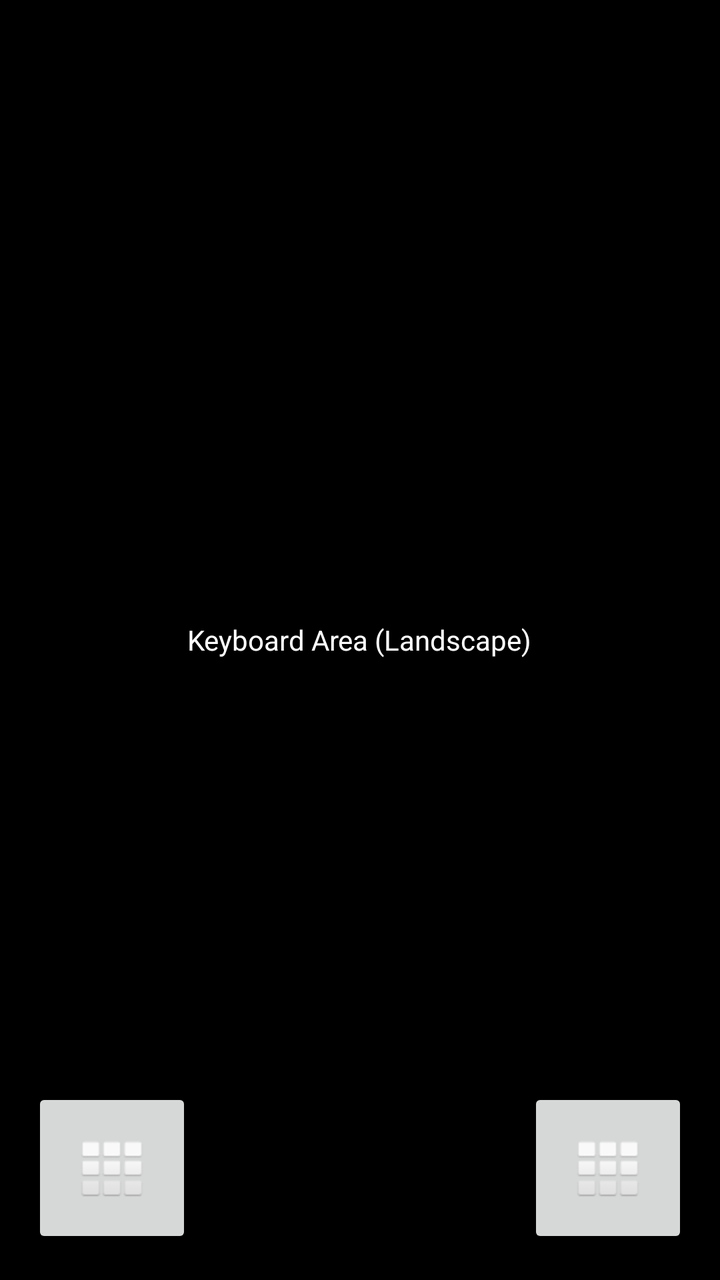
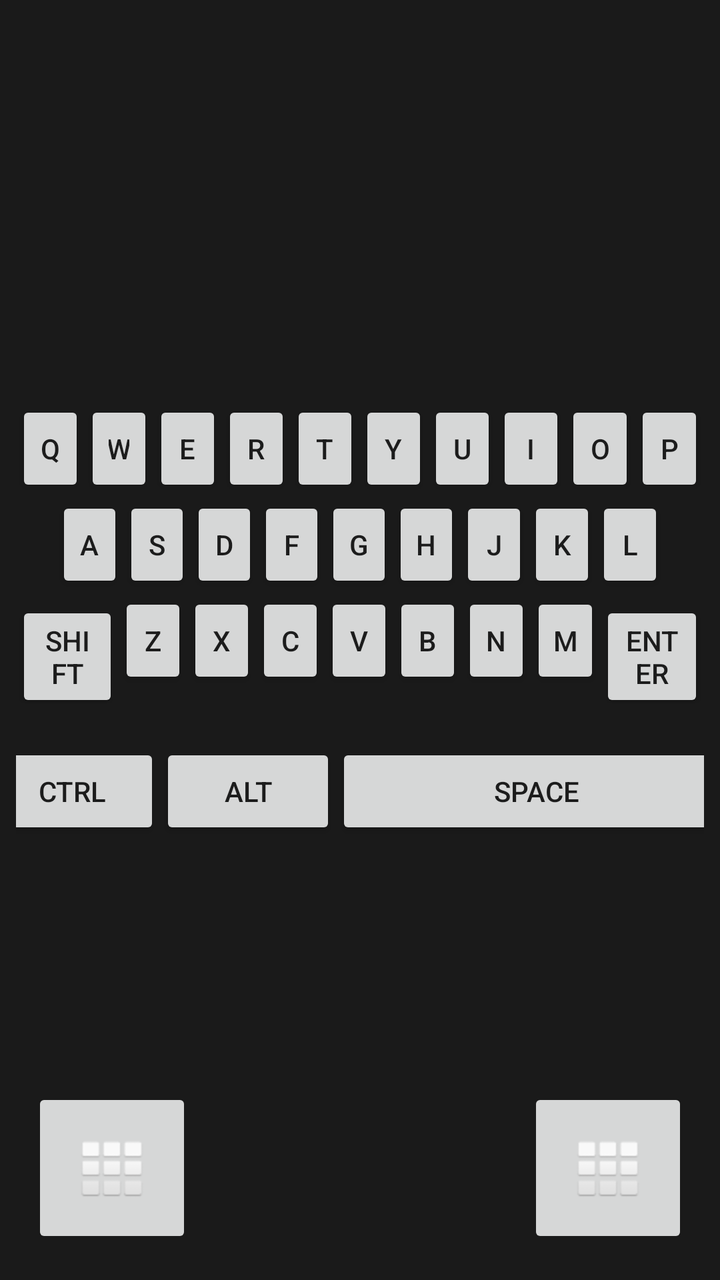

Compare the two renders of this Android layout. The source of the first and the diff that turns it into the second are given below.
<!-- AndroidManifest.xml: application theme Theme.KeyLink -->
<!-- res/layout/activity_keyboard.xml -->
<?xml version="1.0" encoding="utf-8"?>
<RelativeLayout xmlns:android="http://schemas.android.com/apk/res/android"
    android:layout_width="match_parent"
    android:layout_height="match_parent"
    android:background="#000000">

    
    <TextView
        android:layout_width="wrap_content"
        android:layout_height="wrap_content"
        android:text="Keyboard Area (Landscape)"
        android:textColor="#FFFFFF"
        android:layout_centerInParent="true"/>

    <ImageButton
        android:id="@+id/btnLeftKeypad"
        android:layout_width="80dp"
        android:layout_height="80dp"
        android:layout_alignParentBottom="true"
        android:layout_alignParentStart="true"
        android:layout_margin="16dp"
        android:src="@android:drawable/ic_dialog_dialer"
        android:contentDescription="Open Left Keypad" />

    <ImageButton
        android:id="@+id/btnRightKeypad"
        android:layout_width="80dp"
        android:layout_height="80dp"
        android:layout_alignParentBottom="true"
        android:layout_alignParentEnd="true"
        android:layout_margin="16dp"
        android:src="@android:drawable/ic_dialog_dialer"
        android:contentDescription="Open Right Keypad" />

</RelativeLayout>
<!-- resources referenced by this layout -->
<resources>
  <style name="Theme.KeyLink" parent="Theme.MaterialComponents.DayNight.DarkActionBar">
          
          <item name="colorPrimary">@color/purple_500</item>
          <item name="colorPrimaryVariant">@color/purple_700</item>
          <item name="colorOnPrimary">@color/white</item>
          
          <item name="colorSecondary">@color/teal_200</item>
          <item name="colorSecondaryVariant">@color/teal_700</item>
          <item name="colorOnSecondary">@color/black</item>
          
          <item name="android:statusBarColor">?attr/colorPrimaryVariant</item>
          
      </style>
  <color name="purple_500">#FF6200EE</color>
  <color name="purple_700">#FF3700B3</color>
  <color name="white">#FFFFFFFF</color>
  <color name="teal_200">#FF03DAC5</color>
  <color name="teal_700">#FF018786</color>
  <color name="black">#FF000000</color>
</resources>

<!-- the commit's change to res/layout/activity_keyboard.xml (unified diff, before → after) -->
@@ -4,13 +4,84 @@
     android:layout_height="match_parent"
     android:background="#000000">
 
-    
-    <TextView
-        android:layout_width="wrap_content"
+    <View
+        android:id="@+id/trackpadView"
+        android:layout_width="match_parent"
+        android:layout_height="match_parent"
+        android:background="#1A1A1A" />
+
+    <LinearLayout
+        android:id="@+id/keyboardLayout"
+        android:layout_width="match_parent"
         android:layout_height="wrap_content"
-        android:text="Keyboard Area (Landscape)"
-        android:textColor="#FFFFFF"
-        android:layout_centerInParent="true"/>
+        android:orientation="vertical"
+        android:layout_centerInParent="true"
+        android:padding="8dp">
+
+        
+        <LinearLayout
+            android:layout_width="match_parent"
+            android:layout_height="wrap_content"
+            android:orientation="horizontal">
+            <Button android:id="@+id/key_q" android:layout_width="0dp" android:layout_height="wrap_content" android:layout_weight="1" android:text="Q" />
+            <Button android:id="@+id/key_w" android:layout_width="0dp" android:layout_height="wrap_content" android:layout_weight="1" android:text="W" />
+            <Button android:id="@+id/key_e" android:layout_width="0dp" android:layout_height="wrap_content" android:layout_weight="1" android:text="E" />
+            <Button android:id="@+id/key_r" android:layout_width="0dp" android:layout_height="wrap_content" android:layout_weight="1" android:text="R" />
+            <Button android:id="@+id/key_t" android:layout_width="0dp" android:layout_height="wrap_content" android:layout_weight="1" android:text="T" />
+            <Button android:id="@+id/key_y" android:layout_width="0dp" android:layout_height="wrap_content" android:layout_weight="1" android:text="Y" />
+            <Button android:id="@+id/key_u" android:layout_width="0dp" android:layout_height="wrap_content" android:layout_weight="1" android:text="U" />
+            <Button android:id="@+id/key_i" android:layout_width="0dp" android:layout_height="wrap_content" android:layout_weight="1" android:text="I" />
+            <Button android:id="@+id/key_o" android:layout_width="0dp" android:layout_height="wrap_content" android:layout_weight="1" android:text="O" />
+            <Button android:id="@+id/key_p" android:layout_width="0dp" android:layout_height="wrap_content" android:layout_weight="1" android:text="P" />
+        </LinearLayout>
+
+        
+        <LinearLayout
+            android:layout_width="match_parent"
+            android:layout_height="wrap_content"
+            android:orientation="horizontal"
+            android:paddingStart="20dp"
+            android:paddingEnd="20dp">
+            <Button android:id="@+id/key_a" android:layout_width="0dp" android:layout_height="wrap_content" android:layout_weight="1" android:text="A" />
+            <Button android:id="@+id/key_s" android:layout_width="0dp" android:layout_height="wrap_content" android:layout_weight="1" android:text="S" />
+            <Button android:id="@+id/key_d" android:layout_width="0dp" android:layout_height="wrap_content" android:layout_weight="1" android:text="D" />
+            <Button android:id="@+id/key_f" android:layout_width="0dp" android:layout_height="wrap_content" android:layout_weight="1" android:text="F" />
+            <Button android:id="@+id/key_g" android:layout_width="0dp" android:layout_height="wrap_content" android:layout_weight="1" android:text="G" />
+            <Button android:id="@+id/key_h" android:layout_width="0dp" android:layout_height="wrap_content" android:layout_weight="1" android:text="H" />
+            <Button android:id="@+id/key_j" android:layout_width="0dp" android:layout_height="wrap_content" android:layout_weight="1" android:text="J" />
+            <Button android:id="@+id/key_k" android:layout_width="0dp" android:layout_height="wrap_content" android:layout_weight="1" android:text="K" />
+            <Button android:id="@+id/key_l" android:layout_width="0dp" android:layout_height="wrap_content" android:layout_weight="1" android:text="L" />
+        </LinearLayout>
+
+        
+        <LinearLayout
+            android:layout_width="match_parent"
+            android:layout_height="wrap_content"
+            android:orientation="horizontal">
+            <Button android:id="@+id/key_shift" android:layout_width="0dp" android:layout_height="wrap_content" android:layout_weight="1.5" android:text="Shift" />
+            <Button android:id="@+id/key_z" android:layout_width="0dp" android:layout_height="wrap_content" android:layout_weight="1" android:text="Z" />
+            <Button android:id="@+id/key_x" android:layout_width="0dp" android:layout_height="wrap_content" android:layout_weight="1" android:text="X" />
+            <Button android:id="@+id/key_c" android:layout_width="0dp" android:layout_height="wrap_content" android:layout_weight="1" android:text="C" />
+            <Button android:id="@+id/key_v" android:layout_width="0dp" android:layout_height="wrap_content" android:layout_weight="1" android:text="V" />
+            <Button android:id="@+id/key_b" android:layout_width="0dp" android:layout_height="wrap_content" android:layout_weight="1" android:text="B" />
+            <Button android:id="@+id/key_n" android:layout_width="0dp" android:layout_height="wrap_content" android:layout_weight="1" android:text="N" />
+            <Button android:id="@+id/key_m" android:layout_width="0dp" android:layout_height="wrap_content" android:layout_weight="1" android:text="M" />
+            <Button android:id="@+id/key_enter" android:layout_width="0dp" android:layout_height="wrap_content" android:layout_weight="1.5" android:text="Enter" />
+        </LinearLayout>
+
+        
+        <LinearLayout
+            android:layout_width="match_parent"
+            android:layout_height="wrap_content"
+            android:orientation="horizontal"
+            android:gravity="center">
+            <Button android:id="@+id/key_ctrl" android:layout_width="wrap_content" android:layout_height="wrap_content" android:text="Ctrl" />
+            <Button android:id="@+id/key_alt" android:layout_width="wrap_content" android:layout_height="wrap_content" android:text="Alt" />
+            <Button android:id="@+id/key_space" android:layout_width="200dp" android:layout_height="wrap_content" android:text="Space" />
+            <Button android:id="@+id/key_backspace" android:layout_width="wrap_content" android:layout_height="wrap_content" android:text="Bksp" />
+        </LinearLayout>
+
+    </LinearLayout>
 
     <ImageButton
         android:id="@+id/btnLeftKeypad"
